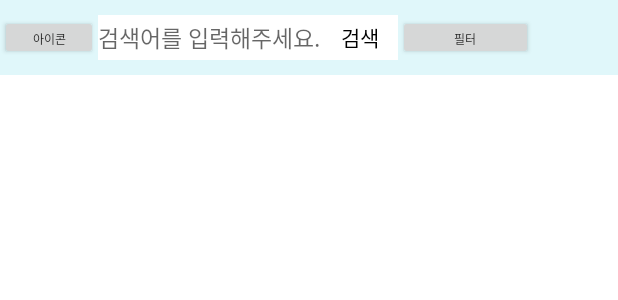
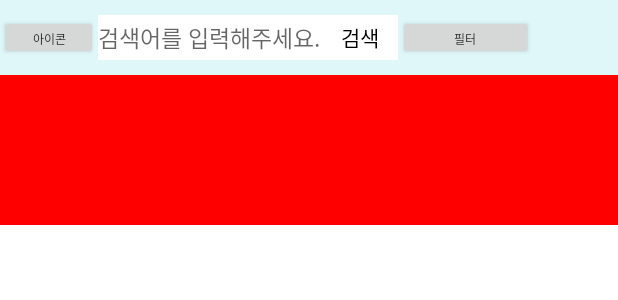
Before and after one commit to kirkee2/Android-Practice, an Android app: the layout fragment_main.xml on its own in the app's theme, with its tools: preview values and no code run, on a phone screen of 412 x 824 dp. Shown: the top 300 px of the screen. Run offline under Robolectric (Android 15) with nearby library versions, the phone set to English and light mode, and no system bars.

Commit message:
ViewFlipper added

```diff
--- a/app/src/main/java/com/example/lkj/seoul/Fragment/MainFragment.java
+++ b/app/src/main/java/com/example/lkj/seoul/Fragment/MainFragment.java
@@ -7,11 +7,13 @@ import android.view.LayoutInflater;
 import android.view.View;
 import android.view.ViewGroup;
 import android.widget.TextView;
+import android.widget.ViewFlipper;
 
 import com.example.lkj.seoul.R;
 
 public class MainFragment extends Fragment {
 
+    private ViewFlipper viewFlipper;
 
     @Override
     public void onCreate(Bundle savedInstanceState) {
@@ -21,6 +23,14 @@ public class MainFragment extends Fragment {
     @Override
     public View onCreateView(LayoutInflater inflater, ViewGroup container, Bundle savedInstanceState) {
         View view = inflater.inflate(R.layout.fragment_main, container, false);
+
+        viewFlipper = (ViewFlipper) view.findViewById(R.id.viewFlipper);
+
+        viewFlipper.startFlipping();
+
+
+
+
         return view;
     }
 
--- a/app/src/main/res/layout/fragment_main.xml
+++ b/app/src/main/res/layout/fragment_main.xml
@@ -66,4 +66,48 @@
             android:layout_toEndOf="@+id/searchButton" />
     </RelativeLayout>
 
+    <ScrollView
+        android:layout_width="match_parent"
+        android:layout_height="match_parent"
+        android:id="@+id/scrollView"
+        android:layout_gravity="center_horizontal" >
+
+        <LinearLayout
+            android:orientation="vertical"
+            android:layout_width="match_parent"
+            android:layout_height="wrap_content"
+            android:layout_gravity="center_horizontal">
+            <ViewFlipper
+                android:layout_width="match_parent"
+                android:layout_height="wrap_content"
+                android:id="@+id/viewFlipper">
+
+                <LinearLayout
+                    android:layout_width="match_parent"
+                    android:layout_height="100dp"
+                    android:orientation="vertical"
+                    android:background="#ff0000"></LinearLayout>
+
+                <LinearLayout
+                    android:layout_width="match_parent"
+                    android:layout_height="100dp"
+                    android:orientation="vertical"
+                    android:background="#00ff00"></LinearLayout>
+
+                <LinearLayout
+                    android:layout_width="match_parent"
+                    android:layout_height="100dp"
+                    android:orientation="vertical"
+                    android:background="#0000ff"></LinearLayout>
+
+
+            </ViewFlipper>
+            <ListView
+                android:layout_width="wrap_content"
+                android:layout_height="wrap_content"
+                android:id="@+id/listView" />
+
+        </LinearLayout>
+    </ScrollView>
+
 </LinearLayout>
```
